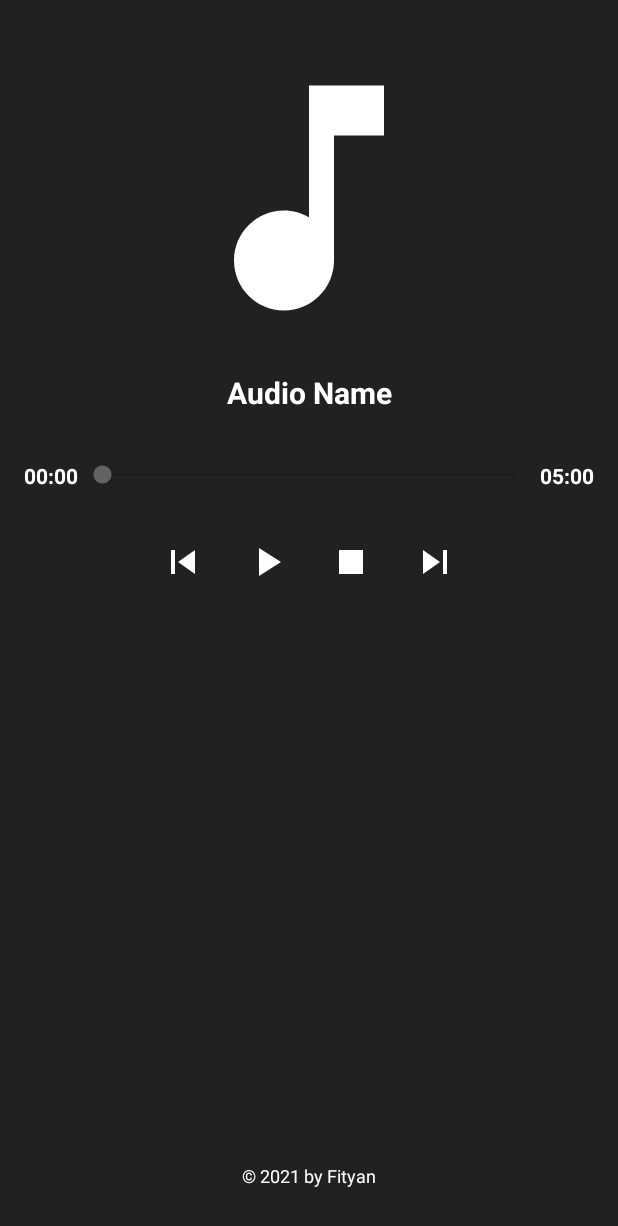
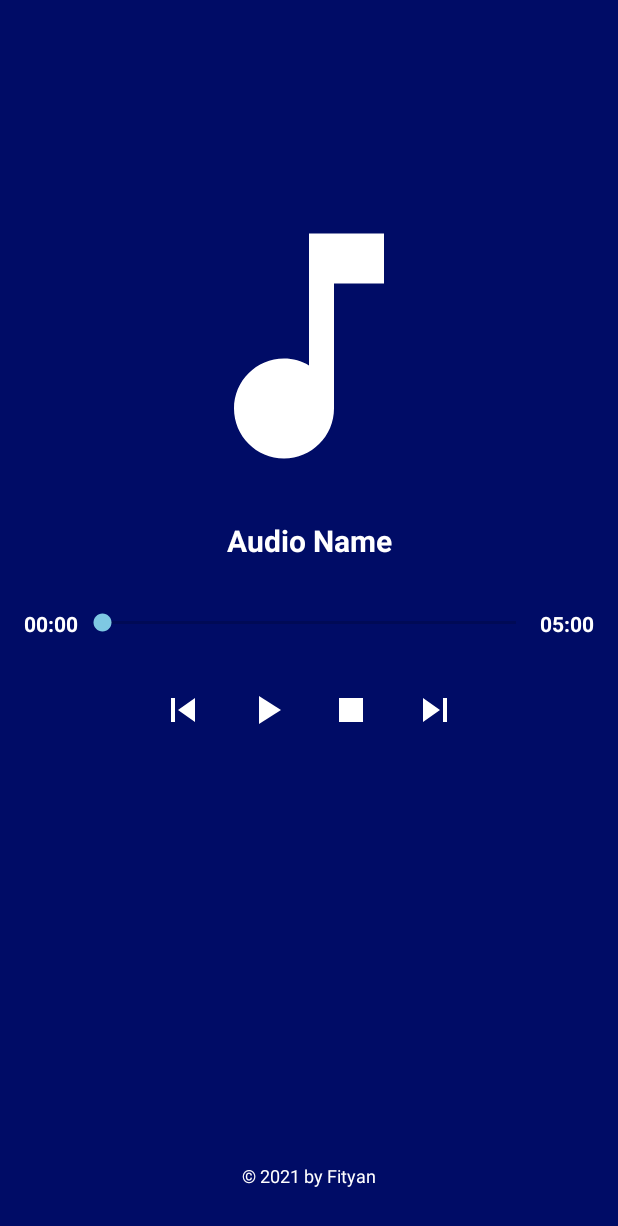
Before and after one commit to fityannugroho/audio-player, an Android app: the layout activity_main.xml on its own in the app's theme, with its tools: preview values and no code run, on a phone screen of 412 x 824 dp. Shown: the top 1226 px of the screen. Run offline under Robolectric (Android 15) with nearby library versions, the phone set to English and light mode, and no system bars.

Commit message:
feat: UI big update (color, theme, component)

```diff
--- a/app/src/main/res/drawable/ic_music_note.xml
+++ b/app/src/main/res/drawable/ic_music_note.xml
@@ -1,5 +1,5 @@
 <vector android:autoMirrored="true" android:height="24dp"
-    android:tint="#FFFFFF" android:viewportHeight="24"
+    android:tint="?attr/iconTint" android:viewportHeight="24"
     android:viewportWidth="24" android:width="24dp" xmlns:android="http://schemas.android.com/apk/res/android">
     <path android:fillColor="@android:color/white" android:pathData="M12,3v10.55c-0.59,-0.34 -1.27,-0.55 -2,-0.55 -2.21,0 -4,1.79 -4,4s1.79,4 4,4 4,-1.79 4,-4V7h4V3h-6z"/>
 </vector>
--- a/app/src/main/res/drawable/ic_pause.xml
+++ b/app/src/main/res/drawable/ic_pause.xml
@@ -1,5 +1,5 @@
 <vector android:autoMirrored="true" android:height="32dp"
-    android:tint="#FFFFFF" android:viewportHeight="24"
+    android:tint="?attr/iconTint" android:viewportHeight="24"
     android:viewportWidth="24" android:width="32dp" xmlns:android="http://schemas.android.com/apk/res/android">
     <path android:fillColor="@android:color/white" android:pathData="M6,19h4L10,5L6,5v14zM14,5v14h4L18,5h-4z"/>
 </vector>
--- a/app/src/main/res/drawable/ic_play_arrow.xml
+++ b/app/src/main/res/drawable/ic_play_arrow.xml
@@ -1,5 +1,5 @@
 <vector android:autoMirrored="true" android:height="32dp"
-    android:tint="#FFFFFF" android:viewportHeight="24"
+    android:tint="?attr/iconTint" android:viewportHeight="24"
     android:viewportWidth="24" android:width="32dp" xmlns:android="http://schemas.android.com/apk/res/android">
     <path android:fillColor="@android:color/white" android:pathData="M8,5v14l11,-7z"/>
 </vector>
--- a/app/src/main/res/drawable/ic_skip_next.xml
+++ b/app/src/main/res/drawable/ic_skip_next.xml
@@ -1,5 +1,5 @@
 <vector android:autoMirrored="true" android:height="32dp"
-    android:tint="#FFFFFF" android:viewportHeight="24"
+    android:tint="?attr/iconTint" android:viewportHeight="24"
     android:viewportWidth="24" android:width="32dp" xmlns:android="http://schemas.android.com/apk/res/android">
     <path android:fillColor="@android:color/white" android:pathData="M6,18l8.5,-6L6,6v12zM16,6v12h2V6h-2z"/>
 </vector>
--- a/app/src/main/res/drawable/ic_skip_previous.xml
+++ b/app/src/main/res/drawable/ic_skip_previous.xml
@@ -1,5 +1,5 @@
 <vector android:autoMirrored="true" android:height="32dp"
-    android:tint="#FFFFFF" android:viewportHeight="24"
+    android:tint="?attr/iconTint" android:viewportHeight="24"
     android:viewportWidth="24" android:width="32dp" xmlns:android="http://schemas.android.com/apk/res/android">
     <path android:fillColor="@android:color/white" android:pathData="M6,6h2v12L6,18zM9.5,12l8.5,6L18,6z"/>
 </vector>
--- a/app/src/main/res/drawable/ic_stop.xml
+++ b/app/src/main/res/drawable/ic_stop.xml
@@ -1,5 +1,5 @@
 <vector android:autoMirrored="true" android:height="32dp"
-    android:tint="#FFFFFF" android:viewportHeight="24"
+    android:tint="?attr/iconTint" android:viewportHeight="24"
     android:viewportWidth="24" android:width="32dp" xmlns:android="http://schemas.android.com/apk/res/android">
     <path android:fillColor="@android:color/white" android:pathData="M6,6h12v12H6z"/>
 </vector>
--- a/app/src/main/res/layout/activity_main.xml
+++ b/app/src/main/res/layout/activity_main.xml
@@ -14,7 +14,10 @@
         android:orientation="vertical"
         app:layout_constraintEnd_toEndOf="parent"
         app:layout_constraintStart_toStartOf="parent"
-        app:layout_constraintTop_toTopOf="parent">
+        app:layout_constraintTop_toTopOf="parent"
+        app:layout_constraintBottom_toBottomOf="@id/tvCopyRight"
+        app:layout_constraintVertical_bias="0.25"
+        >
 
         <ImageView
             android:layout_width="match_parent"
@@ -116,6 +119,7 @@
     </LinearLayout>
 
     <TextView
+        android:id="@+id/tvCopyRight"
         android:layout_width="wrap_content"
         android:layout_height="wrap_content"
         android:layout_marginVertical="32dp"
--- a/app/src/main/res/values-night/themes.xml
+++ b/app/src/main/res/values-night/themes.xml
@@ -1,6 +1,6 @@
 <resources>
     <!-- Base application theme. -->
-    <style name="Theme.AudioPlayer" parent="Theme.MaterialComponents.Light.DarkActionBar">
+    <style name="Theme.AudioPlayer" parent="Theme.MaterialComponents.Light.NoActionBar">
         <!-- Primary brand color. -->
         <item name="colorPrimary">@color/black_3</item>
         <item name="colorPrimaryVariant">@color/black_2</item>
--- a/app/src/main/res/values/colors.xml
+++ b/app/src/main/res/values/colors.xml
@@ -15,4 +15,8 @@
     <color name="grey_1">#ADADAD</color>
     <color name="grey_2">#BABABA</color>
     <color name="grey_3">#636363</color>
+    <color name="dark_blue">#050A30</color>
+    <color name="navy_blue">#000C66</color>
+    <color name="blue">#0000FF</color>
+    <color name="baby_blue">#7EC8E3</color>
 </resources>
--- a/app/src/main/res/values/themes.xml
+++ b/app/src/main/res/values/themes.xml
@@ -1,14 +1,14 @@
 <resources>
     <!-- Base application theme. -->
-    <style name="Theme.AudioPlayer" parent="Theme.MaterialComponents.Light.DarkActionBar">
+    <style name="Theme.AudioPlayer" parent="Theme.MaterialComponents.Light.NoActionBar">
         <!-- Primary brand color. -->
-        <item name="colorPrimary">@color/black_3</item>
-        <item name="colorPrimaryVariant">@color/black_2</item>
+        <item name="colorPrimary">@color/navy_blue</item>
+        <item name="colorPrimaryVariant">@color/dark_blue</item>
         <item name="colorOnPrimary">@color/white</item>
         <!-- Secondary brand color. -->
-        <item name="colorSecondary">@color/grey_3</item>
-        <item name="colorSecondaryVariant">@color/black_4</item>
-        <item name="colorOnSecondary">@color/white</item>
+        <item name="colorSecondary">@color/baby_blue</item>
+        <item name="colorSecondaryVariant">@color/blue</item>
+        <item name="colorOnSecondary">@color/black</item>
         <!-- Status bar color. -->
         <item name="android:statusBarColor">?attr/colorPrimaryVariant</item>
         <!-- Customize your theme here. -->
```
